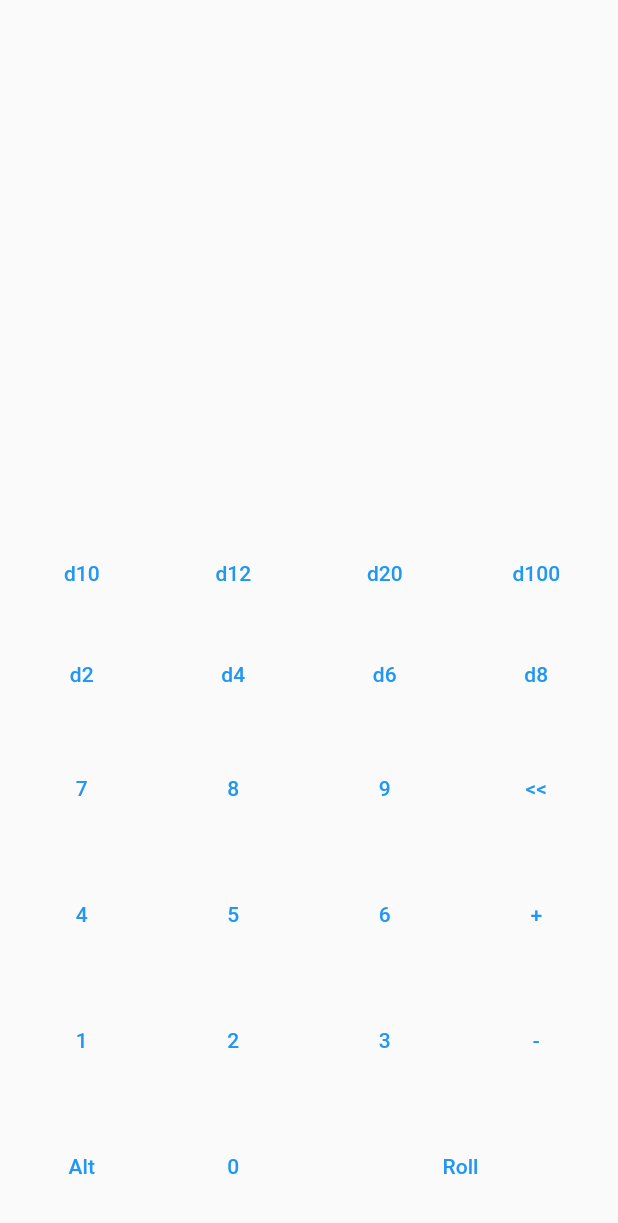
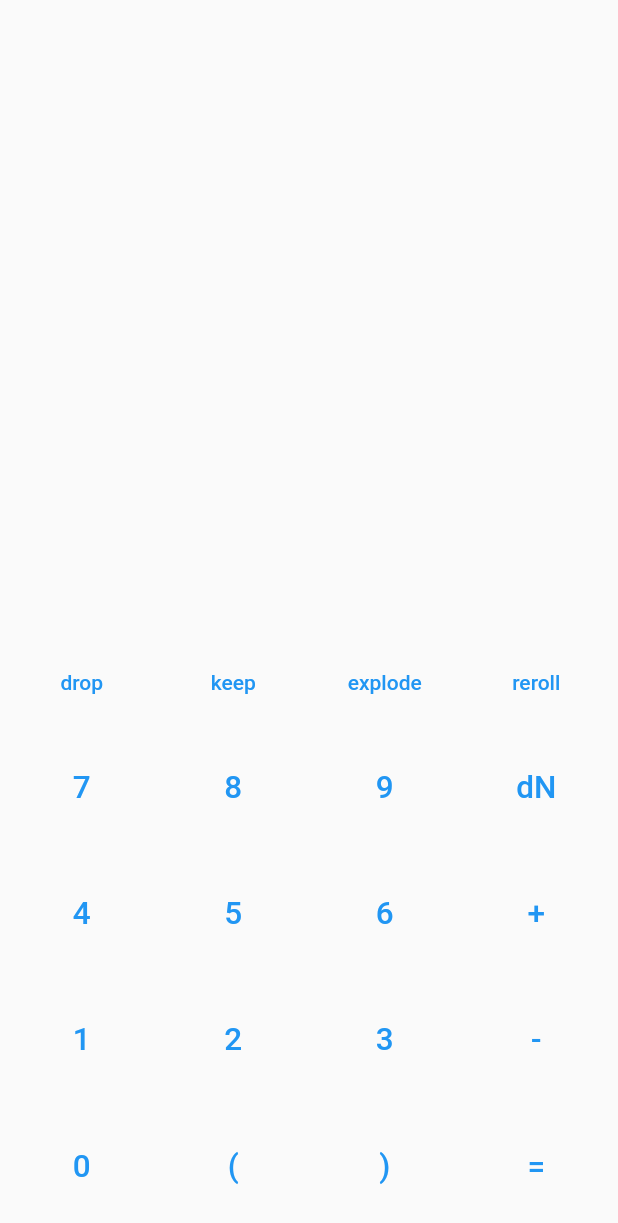
Before and after one commit to LocTr/dice-calc, a Flutter app: the screen it shows after launch, on a phone screen of 412 x 824 dp. Shown: the top 1223 px of the screen. Run offline on Flutter 3.47's test engine with Material 2 defaults, Android fonts, the phone set to English and light mode, and no system bars; our stand-ins replace bloc, equatable, flutter_bloc.

Commit message:
re-layout keyboard

```diff
--- a/lib/screen/calc_screen.dart
+++ b/lib/screen/calc_screen.dart
@@ -40,61 +40,38 @@ class CalcScreen extends StatelessWidget {
                   children: [
                     Row(
                       children: [
+                        // IDEAS: chip with condition appear when condition is typed
                         Expanded(
                             child: CalcButton(
-                          childText: 'd10',
+                          childText: 'drop',
                           onPressed: () {
-                            context
-                                .read<CalcBloc>()
-                                .add(const CharacterAdded(character: 'd10'));
+                            // context
+                            //     .read<CalcBloc>()
+                            //     .add(const CharacterAdded(character: 'd10'));
                           },
-                          aspectRatio: 1.5,
+                          aspectRatio: 1.8,
+                          textScaleFactor: 1,
                         )),
                         Expanded(
                             child: CalcButton(
-                          childText: 'd12',
+                          childText: 'keep',
                           onPressed: () {},
-                          aspectRatio: 1.5,
+                          aspectRatio: 1.8,
+                          textScaleFactor: 1,
                         )),
                         Expanded(
                             child: CalcButton(
-                          childText: 'd20',
+                          childText: 'explode',
                           onPressed: () {},
-                          aspectRatio: 1.5,
+                          aspectRatio: 1.8,
+                          textScaleFactor: 1,
                         )),
                         Expanded(
                             child: CalcButton(
-                          childText: 'd100',
+                          childText: 'reroll',
                           onPressed: () {},
-                          aspectRatio: 1.5,
-                        )),
-                      ],
-                    ),
-                    Row(
-                      children: [
-                        Expanded(
-                            child: CalcButton(
-                          childText: 'd2',
-                          onPressed: () {},
-                          aspectRatio: 1.5,
-                        )),
-                        Expanded(
-                            child: CalcButton(
-                          childText: 'd4',
-                          onPressed: () {},
-                          aspectRatio: 1.5,
-                        )),
-                        Expanded(
-                            child: CalcButton(
-                          childText: 'd6',
-                          onPressed: () {},
-                          aspectRatio: 1.5,
-                        )),
-                        Expanded(
-                            child: CalcButton(
-                          childText: 'd8',
-                          onPressed: () {},
-                          aspectRatio: 1.5,
+                          aspectRatio: 1.8,
+                          textScaleFactor: 1,
                         )),
                       ],
                     ),
@@ -117,7 +94,7 @@ class CalcScreen extends StatelessWidget {
                         )),
                         Expanded(
                             child: CalcButton(
-                          childText: '<<',
+                          childText: 'dN',
                           onPressed: () {},
                         )),
                       ],
@@ -174,21 +151,24 @@ class CalcScreen extends StatelessWidget {
                       children: [
                         Expanded(
                             child: CalcButton(
-                          childText: 'Alt',
+                          childText: '0',
                           onPressed: () {},
                         )),
                         Expanded(
                             child: CalcButton(
-                          childText: '0',
+                          childText: '(',
                           onPressed: () {},
                         )),
                         Expanded(
-                            flex: 2,
                             child: CalcButton(
-                              aspectRatio: 2.4,
-                              childText: 'Roll',
-                              onPressed: () {},
-                            )),
+                          childText: ')',
+                          onPressed: () {},
+                        )),
+                        Expanded(
+                            child: CalcButton(
+                          childText: '=',
+                          onPressed: () {},
+                        )),
                       ],
                     ),
                   ],
--- a/lib/widget/calc_button.dart
+++ b/lib/widget/calc_button.dart
@@ -5,6 +5,7 @@ class CalcButton extends StatelessWidget {
   final VoidCallback? onLongPress;
   final String childText;
   final double aspectRatio;
+  final double textScaleFactor;
 
   const CalcButton({
     Key? key,
@@ -12,6 +13,7 @@ class CalcButton extends StatelessWidget {
     this.onLongPress,
     this.childText = '',
     this.aspectRatio = 1.2,
+    this.textScaleFactor = 1.5,
   }) : super(key: key);
 
   @override
@@ -21,7 +23,10 @@ class CalcButton extends StatelessWidget {
       child: TextButton(
         onPressed: onPressed,
         onLongPress: onLongPress,
-        child: Text(childText),
+        child: Text(
+          childText,
+          textScaleFactor: textScaleFactor,
+        ),
       ),
     );
   }
```
